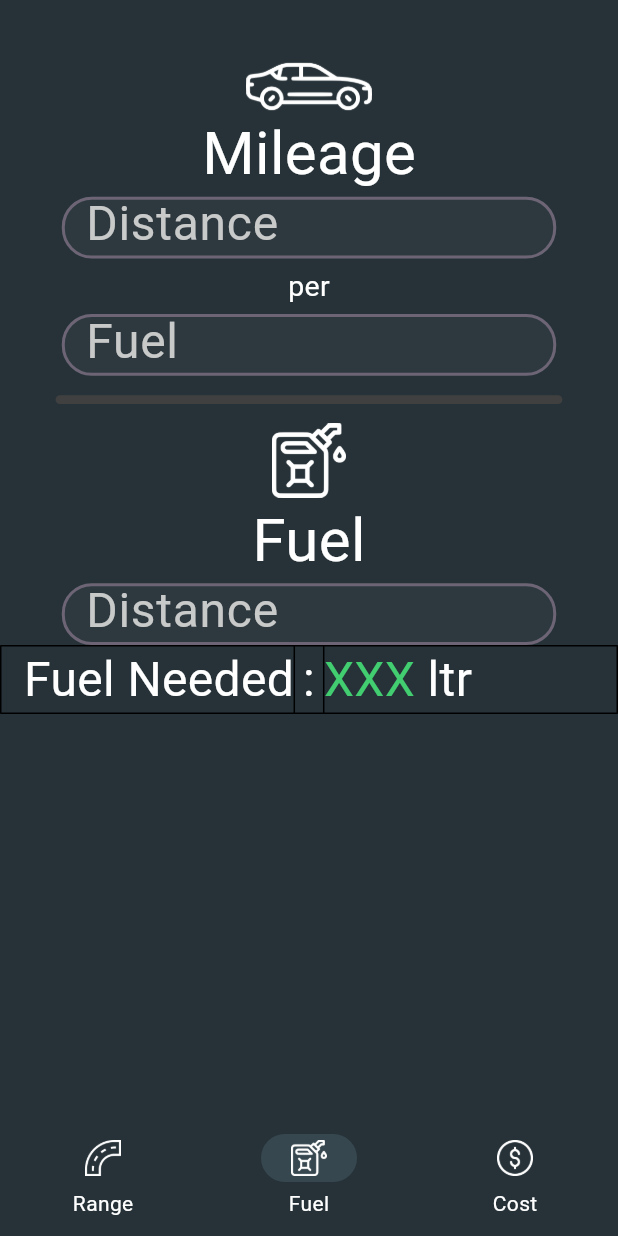
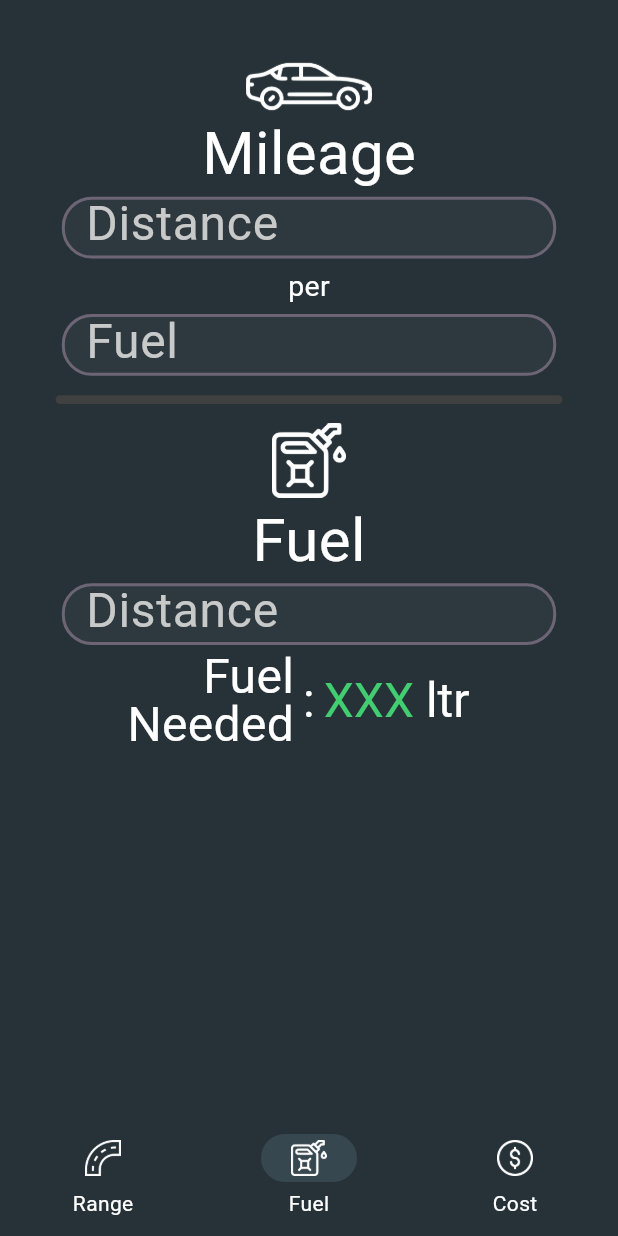
Before and after one commit to GComputeNerd/Fuel-Calc, a Flutter app: the screen it shows after launch, item 2 of the bottom bar chosen, on a phone screen of 412 x 824 dp. Run offline on Flutter 3.47's test engine with Material 3 defaults, Android fonts, the phone set to English and light mode, and no system bars; Roboto replaces fonts that are missing (Iceland).

Commit message:
Added Wrapping For ResultRow

```diff
--- a/lib/elements.dart
+++ b/lib/elements.dart
@@ -15,7 +15,6 @@ class Result extends StatelessWidget {
   Widget build(BuildContext context) {
     return Table(
       defaultVerticalAlignment: TableCellVerticalAlignment.middle,
-      border: TableBorder.all(),
       columnWidths: const {
         0: FlexColumnWidth(10),
         1: FlexColumnWidth(1),
@@ -30,6 +29,7 @@ TableRow resultRow(prefix, result, suffix, context) {
     TextStyle style = const TextStyle(
         fontFamily: "Iceland",
         fontSize: 32,
+        height: 1,
         color: Colors.white
       );
 
@@ -38,7 +38,8 @@ TableRow resultRow(prefix, result, suffix, context) {
     return TableRow(
       children: [
         Container(
-          width: width*0.2,
+          width: width*0.01,
+          margin: EdgeInsets.only(left: width*0.08),
           child: Text(prefix,
           style: style,
           textAlign: TextAlign.right,),
@@ -46,15 +47,25 @@ TableRow resultRow(prefix, result, suffix, context) {
         Text(":",
         style: style,
         textAlign: TextAlign.center,),
-        Row(
+        Container(
+          width: width*0.01,
+          margin: EdgeInsets.only(right: width*0.08),
+          child: RichText(
+            text: TextSpan(
               children: [
-            Text(result, style: const TextStyle(
+                TextSpan(
+                  text: result,
+                  style: const TextStyle(
                     fontFamily: "Iceland",
                     fontSize: 32,
                     color: Color(0xFF41CD70)
                 )),
-            Text(" " + suffix, style: style),
+                TextSpan(
+                  text: " " + suffix,
+                  style: style),
               ],
+            ),
+          ),
         )
       ],
     );
--- a/lib/fuel_sections.dart
+++ b/lib/fuel_sections.dart
@@ -111,6 +111,7 @@ class FuelMenu extends StatelessWidget {
             suffix: "km",
             controller: fuelState.fuelDistanceController,
           ),
+          const SizedBox(height: 5,),
           Result(
             children: [resultRow("Fuel Needed", fuelState.getFuelRequired(), "ltr", context)]
           )
@@ -152,6 +153,7 @@ class CostMenu extends StatelessWidget {
             suffix: "Rs/ltr",
             controller: fuelState.costRateController,
           ),
+          const SizedBox(height: 5,),
           Result(
             children: [resultRow("Trip Cost", fuelState.getTripCost(), "Rs", context)]
           )
```
Also changed, not shown: 1 other file. Lines whose indentation alone changed are shown as unchanged.
